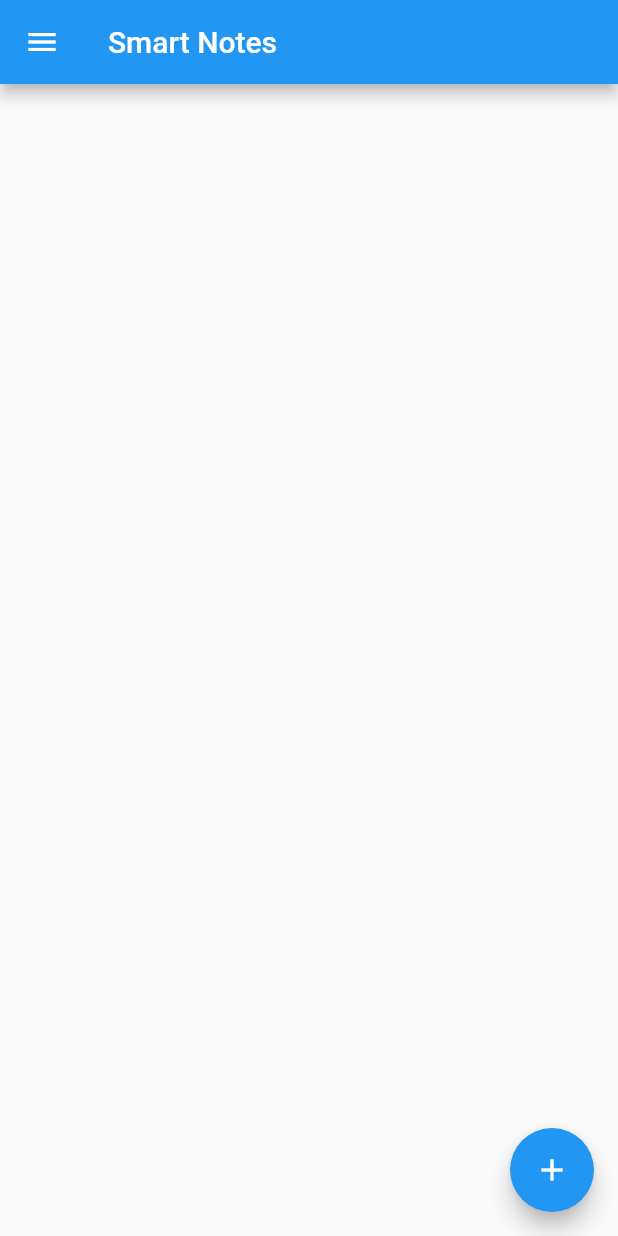
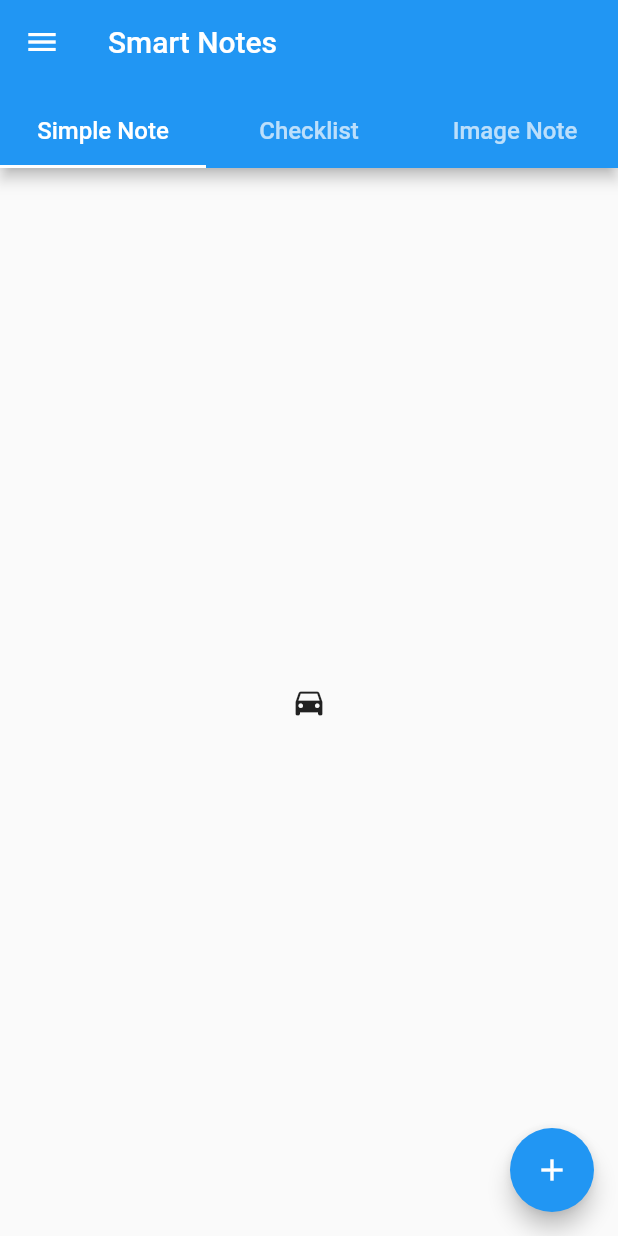
Before and after one commit to intkhabahmed/smart_notes_flutter, a Flutter app: the screen it shows after launch, on a phone screen of 412 x 824 dp. Run offline on Flutter 3.47's test engine with Material 2 defaults, Android fonts, the phone set to English and light mode, and no system bars.

Commit message:
implemented home page with three tabs for note types

```diff
--- /dev/null
+++ b/lib/fragments/home.dart
@@ -0,0 +1,89 @@
+import 'package:flutter/material.dart';
+import 'package:smartnotes/utils/Constanta.dart';
+
+class Home extends StatefulWidget {
+  @override
+  _HomeState createState() => _HomeState();
+}
+
+class _HomeState extends State<Home> with SingleTickerProviderStateMixin {
+  var currentPage = 0;
+  var _tabController;
+
+  @override
+  void initState() {
+    _tabController = TabController(vsync: this, length: 3);
+    super.initState();
+  }
+
+  @override
+  void dispose() {
+    _tabController.dispose();
+    super.dispose();
+  }
+
+  @override
+  Widget build(BuildContext context) {
+    return WillPopScope(
+      child: Scaffold(
+        appBar: AppBar(
+          flexibleSpace: Column(
+            mainAxisAlignment: MainAxisAlignment.end,
+            children: <Widget>[
+              TabBar(
+                controller: _tabController,
+                labelStyle: TextStyle(fontSize: 16.0),
+                tabs: [
+                  Tab(
+                    text: Constants.SIMPLE_NOTE,
+                  ),
+                  Tab(
+                    text: Constants.CHECKLIST,
+                  ),
+                  Tab(
+                    text: Constants.IMAGE_NOTE,
+                  ),
+                ],
+              )
+            ],
+          ),
+        ),
+        body: Center(
+          child: TabBarView(
+            controller: _tabController,
+            children: <Widget>[
+              Icon(Icons.directions_car),
+              Icon(Icons.directions_transit),
+              Icon(Icons.directions_bike),
+            ],
+          ),
+        ),
+      ),
+      onWillPop: _onBackPressed,
+    );
+  }
+
+  Future<bool> _onBackPressed() async {
+    if (_tabController.index != 0) {
+      _tabController.animateTo(0);
+      return false;
+    } else {
+      return showDialog(
+        context: context,
+        builder: (context) => AlertDialog(
+          title: Text('Are you sure want to quit the app?'),
+          actions: <Widget>[
+            FlatButton(
+              onPressed: () => Navigator.of(context).pop(false),
+              child: Text('No'),
+            ),
+            FlatButton(
+              onPressed: () => Navigator.of(context).pop(true),
+              child: Text('Yes'),
+            ),
+          ],
+        ),
+      );
+    }
+  }
+}
--- /dev/null
+++ b/lib/fragments/main_screen.dart
@@ -0,0 +1,186 @@
+import 'package:flutter/material.dart';
+import 'package:smartnotes/fragments/home.dart';
+import 'package:smartnotes/fragments/trash.dart';
+
+class MainScreen extends StatefulWidget {
+  MainScreen({Key key, this.title}) : super(key: key);
+  final String title;
+
+  @override
+  _MainScreenState createState() => _MainScreenState();
+}
+
+class _MainScreenState extends State<MainScreen> {
+  var selectedNavItem = "Home";
+
+  @override
+  Widget build(BuildContext context) {
+    return Scaffold(
+      appBar: AppBar(
+        title: Text(widget.title),
+        elevation: selectedNavItem == "Home" ? 0.0 : AppBar().elevation,
+      ),
+      drawer: makeDrawer(),
+      body: openNavItem(),
+      floatingActionButton: FloatingActionButton(
+        onPressed: () {},
+        tooltip: 'Add',
+        child: Icon(Icons.add),
+      ), // This trailing comma makes auto-formatting nicer for build methods.
+    );
+  }
+
+  makeDrawer() {
+    return Drawer(
+      child: ListView(
+        padding: EdgeInsets.zero,
+        children: <Widget>[
+          DrawerHeader(
+            child: Padding(
+              padding: const EdgeInsets.all(8.0),
+              child: Center(
+                child: Column(
+                  children: <Widget>[
+                    CircleAvatar(
+                      child: Icon(
+                        Icons.speaker_notes,
+                        size: 50.0,
+                      ),
+                      radius: 48.0,
+                    ),
+                    SizedBox(
+                      height: 4.0,
+                    ),
+                    Text(
+                      widget.title,
+                      style: TextStyle(fontSize: 18.0, color: Colors.white),
+                    )
+                  ],
+                ),
+              ),
+            ),
+            decoration: BoxDecoration(color: Colors.blue),
+          ),
+          ListTile(
+            title: Row(
+              children: <Widget>[
+                Icon(Icons.home),
+                SizedBox(
+                  width: 20.0,
+                ),
+                Text("Home"),
+              ],
+            ),
+            selected: selectedNavItem == "Home",
+            onTap: () {
+              Navigator.pop(context);
+              setState(() {
+                selectedNavItem = "Home";
+              });
+            },
+          ),
+          ListTile(
+            title: Row(
+              children: <Widget>[
+                Icon(Icons.delete),
+                SizedBox(
+                  width: 20.0,
+                ),
+                Text("Trash"),
+              ],
+            ),
+            selected: selectedNavItem == "Trash",
+            onTap: () {
+              Navigator.pop(context);
+              setState(() {
+                selectedNavItem = "Trash";
+              });
+            },
+          ),
+          ListTile(
+            title: Row(
+              children: <Widget>[
+                Icon(Icons.settings),
+                SizedBox(
+                  width: 20.0,
+                ),
+                Text("Settings"),
+              ],
+            ),
+            selected: selectedNavItem == "Settings",
+            onTap: () {
+              Navigator.pop(context);
+              setState(() {
+                selectedNavItem = "Settings";
+              });
+            },
+          ),
+          ListTile(
+            title: Row(
+              children: <Widget>[
+                Icon(Icons.help),
+                SizedBox(
+                  width: 20.0,
+                ),
+                Text("Help"),
+              ],
+            ),
+            selected: selectedNavItem == "Help",
+            onTap: () {
+              Navigator.pop(context);
+              setState(() {
+                selectedNavItem = "Help";
+              });
+            },
+          ),
+          ListTile(
+            title: Row(
+              children: <Widget>[
+                Icon(Icons.info),
+                SizedBox(
+                  width: 20.0,
+                ),
+                Text("About"),
+              ],
+            ),
+            selected: selectedNavItem == "About",
+            onTap: () {
+              Navigator.pop(context);
+              setState(() {
+                selectedNavItem = "About";
+              });
+            },
+          ),
+          ListTile(
+            title: Row(
+              children: <Widget>[
+                Icon(Icons.security),
+                SizedBox(
+                  width: 20.0,
+                ),
+                Text("Privacy Policy"),
+              ],
+            ),
+            selected: selectedNavItem == "Privacy Policy",
+            onTap: () {
+              Navigator.pop(context);
+              setState(() {
+                selectedNavItem = "Privacy Policy";
+              });
+            },
+          ),
+        ],
+      ),
+    );
+  }
+
+  openNavItem() {
+    switch (selectedNavItem) {
+      case "Home":
+        return Home();
+      case "Trash":
+        return Trash();
+      default:
+    }
+  }
+}
--- /dev/null
+++ b/lib/fragments/trash.dart
@@ -0,0 +1,10 @@
+import 'package:flutter/material.dart';
+
+class Trash extends StatelessWidget {
+  @override
+  Widget build(BuildContext context) {
+    return Container(
+      child: Text("This is the trash page"),
+    );
+  }
+}
--- a/lib/main.dart
+++ b/lib/main.dart
@@ -1,4 +1,5 @@
 import 'package:flutter/material.dart';
+import 'package:smartnotes/fragments/main_screen.dart';
 
 void main() => runApp(MyApp());
 
@@ -10,176 +11,8 @@ class MyApp extends StatelessWidget {
       theme: ThemeData(
         primarySwatch: Colors.blue,
       ),
-      home: MyHomePage(title: 'Smart Notes'),
+      home: MainScreen(title: 'Smart Notes'),
       debugShowCheckedModeBanner: false,
     );
   }
 }
-
-class MyHomePage extends StatefulWidget {
-  MyHomePage({Key key, this.title}) : super(key: key);
-  final String title;
-
-  @override
-  _MyHomePageState createState() => _MyHomePageState();
-}
-
-class _MyHomePageState extends State<MyHomePage> {
-  var selectedNavItem = "Home";
-
-  @override
-  Widget build(BuildContext context) {
-    return Scaffold(
-      appBar: AppBar(
-        title: Text(widget.title),
-      ),
-      drawer: Drawer(
-        child: ListView(
-          padding: EdgeInsets.zero,
-          children: <Widget>[
-            DrawerHeader(
-              child: Padding(
-                padding: const EdgeInsets.all(8.0),
-                child: Center(
-                  child: Column(
-                    children: <Widget>[
-                      CircleAvatar(
-                        child: Icon(
-                          Icons.speaker_notes,
-                          size: 50.0,
-                        ),
-                        radius: 48.0,
-                      ),
-                      SizedBox(
-                        height: 4.0,
-                      ),
-                      Text(
-                        widget.title,
-                        style: TextStyle(fontSize: 18.0, color: Colors.white),
-                      )
-                    ],
-                  ),
-                ),
-              ),
-              decoration: BoxDecoration(color: Colors.blue),
-            ),
-            ListTile(
-              title: Row(
-                children: <Widget>[
-                  Icon(Icons.home),
-                  SizedBox(
-                    width: 20.0,
-                  ),
-                  Text("Home"),
-                ],
-              ),
-              selected: selectedNavItem == "Home",
-              onTap: () {
-                setState(() {
-                  selectedNavItem = "Home";
-                });
-                Navigator.pop(context);
-              },
-            ),
-            ListTile(
-              title: Row(
-                children: <Widget>[
-                  Icon(Icons.delete),
-                  SizedBox(
-                    width: 20.0,
-                  ),
-                  Text("Trash"),
-                ],
-              ),
-              selected: selectedNavItem == "Trash",
-              onTap: () {
-                setState(() {
-                  selectedNavItem = "Trash";
-                });
-                Navigator.pop(context);
-              },
-            ),
-            ListTile(
-              title: Row(
-                children: <Widget>[
-                  Icon(Icons.settings),
-                  SizedBox(
-                    width: 20.0,
-                  ),
-                  Text("Settings"),
-                ],
-              ),
-              selected: selectedNavItem == "Settings",
-              onTap: () {
-                setState(() {
-                  selectedNavItem = "Settings";
-                });
-                Navigator.pop(context);
-              },
-            ),
-            ListTile(
-              title: Row(
-                children: <Widget>[
-                  Icon(Icons.help),
-                  SizedBox(
-                    width: 20.0,
-                  ),
-                  Text("Help"),
-                ],
-              ),
-              selected: selectedNavItem == "Help",
-              onTap: () {
-                setState(() {
-                  selectedNavItem = "Help";
-                });
-                Navigator.pop(context);
-              },
-            ),
-            ListTile(
-              title: Row(
-                children: <Widget>[
-                  Icon(Icons.info),
-                  SizedBox(
-                    width: 20.0,
-                  ),
-                  Text("About"),
-                ],
-              ),
-              selected: selectedNavItem == "About",
-              onTap: () {
-                setState(() {
-                  selectedNavItem = "About";
-                });
-                Navigator.pop(context);
-              },
-            ),
-            ListTile(
-              title: Row(
-                children: <Widget>[
-                  Icon(Icons.security),
-                  SizedBox(
-                    width: 20.0,
-                  ),
-                  Text("Privacy Policy"),
-                ],
-              ),
-              selected: selectedNavItem == "Privacy Policy",
-              onTap: () {
-                setState(() {
-                  selectedNavItem = "Privacy Policy";
-                });
-                Navigator.pop(context);
-              },
-            ),
-          ],
-        ),
-      ),
-      body: Container(),
-      floatingActionButton: FloatingActionButton(
-        onPressed: () {},
-        tooltip: 'Add',
-        child: Icon(Icons.add),
-      ), // This trailing comma makes auto-formatting nicer for build methods.
-    );
-  }
-}
--- /dev/null
+++ b/lib/utils/Constanta.dart
@@ -0,0 +1,5 @@
+class Constants {
+  static const String SIMPLE_NOTE = "Simple Note";
+  static const String CHECKLIST = "Checklist";
+  static const String IMAGE_NOTE = "Image Note";
+}
```
Also changed, not shown: pubspec.lock.
